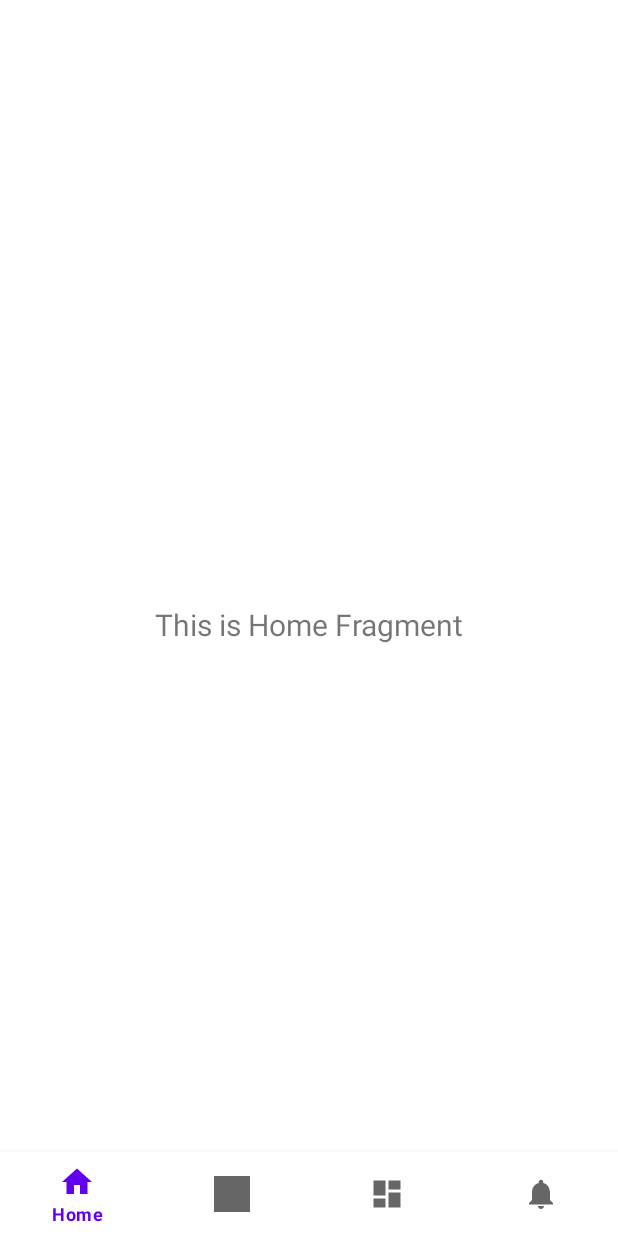
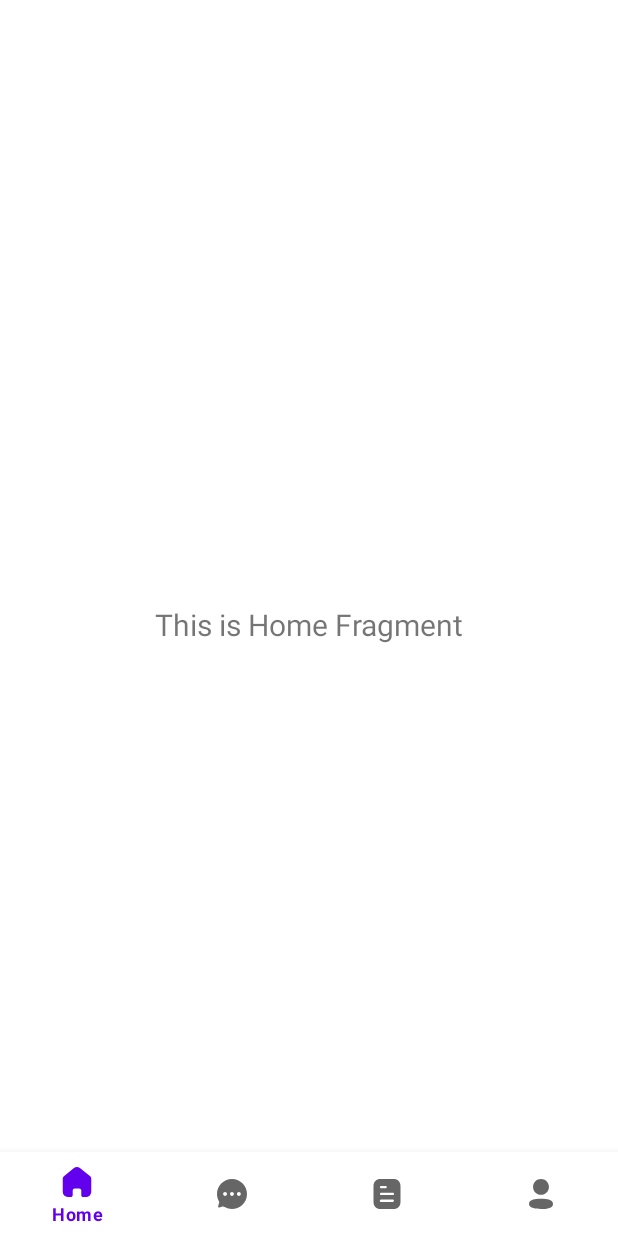
Before and after one commit to bangnvit/TalkAI, an Android app: the screen it shows after launch (MainActivity), on a phone screen of 412 x 824 dp. Run offline under Robolectric (Android 15) with nearby library versions, the phone set to English and light mode, and no system bars; our stand-ins replace navigation-ui.

Commit message:
chang true icons, disable select ChatGPT RadioButon

```diff
--- a/app/src/main/res/drawable/ic_dashboard_black_24dp.xml
+++ /dev/null
@@ -1,9 +0,0 @@
-<vector xmlns:android="http://schemas.android.com/apk/res/android"
-    android:width="24dp"
-    android:height="24dp"
-    android:viewportWidth="24.0"
-    android:viewportHeight="24.0">
-    <path
-        android:fillColor="#FF000000"
-        android:pathData="M3,13h8L11,3L3,3v10zM3,21h8v-6L3,15v6zM13,21h8L21,11h-8v10zM13,3v6h8L21,3h-8z" />
-</vector>
--- a/app/src/main/res/drawable/ic_home_black_24dp.xml
+++ /dev/null
@@ -1,9 +0,0 @@
-<vector xmlns:android="http://schemas.android.com/apk/res/android"
-    android:width="24dp"
-    android:height="24dp"
-    android:viewportWidth="24.0"
-    android:viewportHeight="24.0">
-    <path
-        android:fillColor="#FF000000"
-        android:pathData="M10,20v-6h4v6h5v-8h3L12,3 2,12h3v8z" />
-</vector>
--- /dev/null
+++ b/app/src/main/res/drawable/ic_microphone.xml
@@ -0,0 +1,12 @@
+<vector xmlns:android="http://schemas.android.com/apk/res/android"
+    android:width="24dp"
+    android:height="24dp"
+    android:viewportWidth="24"
+    android:viewportHeight="24">
+  <path
+      android:pathData="M19.531,9.826C20.066,9.826 20.5,10.254 20.5,10.783C20.5,15.087 17.201,18.64 12.969,19.118L12.969,19.118L12.969,21.043C12.969,21.571 12.535,22 12,22C11.465,22 11.032,21.571 11.032,21.043L11.032,21.043L11.032,19.118C6.799,18.64 3.5,15.087 3.5,10.783C3.5,10.254 3.934,9.826 4.469,9.826C5.003,9.826 5.437,10.254 5.437,10.783C5.437,14.356 8.381,17.263 12,17.263C15.619,17.263 18.563,14.356 18.563,10.783C18.563,10.254 18.997,9.826 19.531,9.826ZM12.175,2C14.578,2 16.527,3.924 16.527,6.297L16.527,6.297L16.527,10.92C16.527,13.293 14.578,15.217 12.175,15.217L12.175,15.217L11.825,15.217C9.422,15.217 7.474,13.293 7.474,10.92L7.474,10.92L7.474,6.297C7.474,3.924 9.422,2 11.825,2L11.825,2Z"
+      android:strokeWidth="1"
+      android:fillColor="#000000"
+      android:fillType="nonZero"
+      android:strokeColor="#00000000"/>
+</vector>
--- /dev/null
+++ b/app/src/main/res/drawable/ic_nav_account.xml
@@ -0,0 +1,14 @@
+<vector xmlns:android="http://schemas.android.com/apk/res/android"
+    xmlns:tools="http://schemas.android.com/tools"
+    android:width="24dp"
+    android:height="24dp"
+    android:viewportWidth="24"
+    android:viewportHeight="24"
+    tools:ignore="VectorRaster">
+  <path
+      android:pathData="M12,15.174C16.339,15.174 20,15.879 20,18.599C20,21.32 16.315,22 12,22C7.662,22 4,21.295 4,18.575C4,15.854 7.685,15.174 12,15.174ZM12,2C14.939,2 17.294,4.354 17.294,7.291C17.294,10.228 14.939,12.583 12,12.583C9.062,12.583 6.706,10.228 6.706,7.291C6.706,4.354 9.062,2 12,2Z"
+      android:strokeWidth="1"
+      android:fillColor="#000000"
+      android:fillType="nonZero"
+      android:strokeColor="#00000000"/>
+</vector>
--- /dev/null
+++ b/app/src/main/res/drawable/ic_nav_home.xml
@@ -0,0 +1,14 @@
+<vector xmlns:android="http://schemas.android.com/apk/res/android"
+    xmlns:tools="http://schemas.android.com/tools"
+    android:width="24dp"
+    android:height="24dp"
+    android:viewportWidth="24"
+    android:viewportHeight="24"
+    tools:ignore="VectorRaster">
+    <path
+        android:fillColor="#000000"
+        android:fillType="nonZero"
+        android:pathData="M9.135,20.773L9.135,17.716C9.135,16.935 9.772,16.302 10.558,16.302L13.433,16.302C13.81,16.302 14.172,16.451 14.439,16.716C14.706,16.981 14.856,17.341 14.856,17.716L14.856,20.773C14.854,21.098 14.982,21.41 15.212,21.64C15.443,21.87 15.756,22 16.083,22L18.044,22C18.96,22.002 19.839,21.643 20.487,21.001C21.136,20.359 21.5,19.487 21.5,18.578L21.5,9.867C21.5,9.132 21.172,8.436 20.605,7.965L13.934,2.676C12.774,1.749 11.111,1.779 9.985,2.747L3.467,7.965C2.873,8.422 2.518,9.121 2.5,9.867L2.5,18.569C2.5,20.464 4.047,22 5.956,22L7.872,22C8.551,22 9.103,21.456 9.108,20.782L9.135,20.773Z"
+        android:strokeWidth="1"
+        android:strokeColor="#00000000" />
+</vector>
--- /dev/null
+++ b/app/src/main/res/drawable/ic_nav_talk.xml
@@ -0,0 +1,12 @@
+<vector xmlns:android="http://schemas.android.com/apk/res/android"
+    android:width="24dp"
+    android:height="24dp"
+    android:viewportWidth="24"
+    android:viewportHeight="24">
+  <path
+      android:pathData="M12.02,2C17.7,2 22,6.657 22,11.985C22,18.164 16.96,22 12,22C10.36,22 8.54,21.559 7.08,20.698C6.57,20.388 6.14,20.157 5.59,20.338L5.59,20.338L3.57,20.938C3.06,21.099 2.6,20.698 2.75,20.157L2.75,20.157L3.42,17.914C3.53,17.603 3.51,17.273 3.35,17.013C2.49,15.43 2,13.698 2,12.015C2,6.747 6.21,2 12.02,2ZM16.59,10.743C15.88,10.743 15.31,11.314 15.31,12.025C15.31,12.726 15.88,13.307 16.59,13.307C17.3,13.307 17.87,12.726 17.87,12.025C17.87,11.314 17.3,10.743 16.59,10.743ZM11.98,10.743C11.28,10.733 10.7,11.314 10.7,12.015C10.7,12.726 11.27,13.297 11.98,13.307C12.69,13.307 13.26,12.726 13.26,12.025C13.26,11.314 12.69,10.743 11.98,10.743ZM7.37,10.743C6.66,10.743 6.09,11.314 6.09,12.025C6.09,12.726 6.67,13.307 7.37,13.307C8.08,13.297 8.65,12.726 8.65,12.025C8.65,11.314 8.08,10.743 7.37,10.743Z"
+      android:strokeWidth="1"
+      android:fillColor="#000000"
+      android:fillType="nonZero"
+      android:strokeColor="#00000000"/>
+</vector>
--- /dev/null
+++ b/app/src/main/res/drawable/ic_nav_vocabulary.xml
@@ -0,0 +1,12 @@
+<vector xmlns:android="http://schemas.android.com/apk/res/android"
+    android:width="24dp"
+    android:height="24dp"
+    android:viewportWidth="24"
+    android:viewportHeight="24">
+  <path
+      android:pathData="M16.191,2C19.28,2 21,3.78 21,6.83L21,6.83L21,17.16C21,20.26 19.28,22 16.191,22L16.191,22L7.81,22C4.77,22 3,20.26 3,17.16L3,17.16L3,6.83C3,3.78 4.77,2 7.81,2L7.81,2ZM8.08,15.74C7.78,15.71 7.49,15.85 7.33,16.11C7.17,16.36 7.17,16.69 7.33,16.95C7.49,17.2 7.78,17.35 8.08,17.31L8.08,17.31L15.92,17.31C16.319,17.27 16.62,16.929 16.62,16.53C16.62,16.12 16.319,15.78 15.92,15.74L15.92,15.74ZM15.92,11.179L8.08,11.179C7.649,11.179 7.3,11.53 7.3,11.96C7.3,12.39 7.649,12.74 8.08,12.74L8.08,12.74L15.92,12.74C16.35,12.74 16.7,12.39 16.7,11.96C16.7,11.53 16.35,11.179 15.92,11.179L15.92,11.179ZM11.069,6.65L8.08,6.65L8.08,6.66C7.649,6.66 7.3,7.01 7.3,7.44C7.3,7.87 7.649,8.22 8.08,8.22L8.08,8.22L11.069,8.22C11.5,8.22 11.85,7.87 11.85,7.429C11.85,7 11.5,6.65 11.069,6.65L11.069,6.65Z"
+      android:strokeWidth="1"
+      android:fillColor="#000000"
+      android:fillType="nonZero"
+      android:strokeColor="#00000000"/>
+</vector>
--- a/app/src/main/res/drawable/ic_notifications_black_24dp.xml
+++ /dev/null
@@ -1,9 +0,0 @@
-<vector xmlns:android="http://schemas.android.com/apk/res/android"
-    android:width="24dp"
-    android:height="24dp"
-    android:viewportWidth="24.0"
-    android:viewportHeight="24.0">
-    <path
-        android:fillColor="#FF000000"
-        android:pathData="M12,22c1.1,0 2,-0.9 2,-2h-4c0,1.1 0.89,2 2,2zM18,16v-5c0,-3.07 -1.64,-5.64 -4.5,-6.32L13.5,4c0,-0.83 -0.67,-1.5 -1.5,-1.5s-1.5,0.67 -1.5,1.5v0.68C7.63,5.36 6,7.92 6,11v5l-2,2v1h16v-1l-2,-2z" />
-</vector>
--- /dev/null
+++ b/app/src/main/res/drawable/ic_send.xml
@@ -0,0 +1,12 @@
+<vector xmlns:android="http://schemas.android.com/apk/res/android"
+    android:width="24dp"
+    android:height="24dp"
+    android:viewportWidth="24"
+    android:viewportHeight="24">
+  <path
+      android:pathData="M21.435,2.582C20.935,2.069 20.195,1.877 19.505,2.079L3.408,6.76C2.68,6.962 2.163,7.543 2.024,8.281C1.882,9.032 2.379,9.985 3.027,10.383L8.06,13.477C8.576,13.794 9.242,13.714 9.67,13.284L15.433,7.484C15.723,7.182 16.203,7.182 16.493,7.484C16.783,7.776 16.783,8.249 16.493,8.551L10.72,14.352C10.292,14.781 10.212,15.451 10.527,15.97L13.602,21.054C13.962,21.658 14.583,22 15.263,22C15.343,22 15.433,22 15.513,21.99C16.293,21.889 16.914,21.356 17.144,20.601L21.916,4.525C22.126,3.84 21.936,3.095 21.435,2.582"
+      android:strokeWidth="1"
+      android:fillColor="#000000"
+      android:fillType="nonZero"
+      android:strokeColor="#00000000"/>
+</vector>
--- a/app/src/main/res/layout/fragment_talk.xml
+++ b/app/src/main/res/layout/fragment_talk.xml
@@ -39,6 +39,7 @@
             android:id="@+id/rb_chatgpt"
             android:layout_width="wrap_content"
             android:layout_height="wrap_content"
+            android:clickable="false"
             android:paddingHorizontal="@dimen/_10dp"
             android:layout_marginStart="@dimen/_16dp"
             android:text="@string/str_chatgpt" />
@@ -76,7 +77,7 @@
             android:id="@+id/btn_send"
             android:layout_width="@dimen/_56dp"
             android:layout_height="@dimen/_56dp"
-            android:src="@drawable/ic_dashboard_black_24dp"
+            android:src="@drawable/ic_send"
             android:background="?attr/selectableItemBackgroundBorderless"
             android:contentDescription="@string/descrip_send_icon"
             app:layout_constraintBottom_toBottomOf="parent"
@@ -89,7 +90,7 @@
             android:layout_width="@dimen/_56dp"
             android:layout_height="@dimen/_56dp"
             android:visibility="gone"
-            android:src="@drawable/ic_notifications_black_24dp"
+            android:src="@drawable/ic_microphone"
             android:background="?attr/selectableItemBackgroundBorderless"
             android:contentDescription="@string/descrip_microphone_icon"
             app:layout_constraintTop_toTopOf="@id/btn_send"
--- a/app/src/main/res/layout/layout_test.xml
+++ b/app/src/main/res/layout/layout_test.xml
@@ -23,7 +23,7 @@
         android:id="@+id/sendButton"
         android:layout_width="wrap_content"
         android:layout_height="wrap_content"
-        android:src="@drawable/ic_notifications_black_24dp"
+        android:src="@drawable/ic_send"
         android:background="?attr/selectableItemBackgroundBorderless"
         android:padding="12dp"
         app:layout_constraintBottom_toBottomOf="parent"
--- a/app/src/main/res/menu/bottom_nav_menu.xml
+++ b/app/src/main/res/menu/bottom_nav_menu.xml
@@ -3,22 +3,22 @@
 
     <item
         android:id="@+id/nav_home"
-        android:icon="@drawable/ic_home_black_24dp"
+        android:icon="@drawable/ic_nav_home"
         android:title="@string/title_home" />
 
     <item
         android:id="@+id/nav_talk"
-        android:icon="@drawable/ic_launcher_background"
+        android:icon="@drawable/ic_nav_talk"
         android:title="@string/title_talk" />
 
     <item
         android:id="@+id/nav_vocabulary"
-        android:icon="@drawable/ic_dashboard_black_24dp"
+        android:icon="@drawable/ic_nav_vocabulary"
         android:title="@string/title_vocabulary" />
 
     <item
         android:id="@+id/nav_account"
-        android:icon="@drawable/ic_notifications_black_24dp"
+        android:icon="@drawable/ic_nav_account"
         android:title="@string/title_account" />
 
 </menu>
--- a/app/src/main/res/values/colors.xml
+++ b/app/src/main/res/values/colors.xml
@@ -7,4 +7,6 @@
     <color name="teal_700">#FF018786</color>
     <color name="black">#FF000000</color>
     <color name="white">#FFFFFFFF</color>
+    <color name="iconColorPrimary">#212121</color>
+
 </resources>
```
